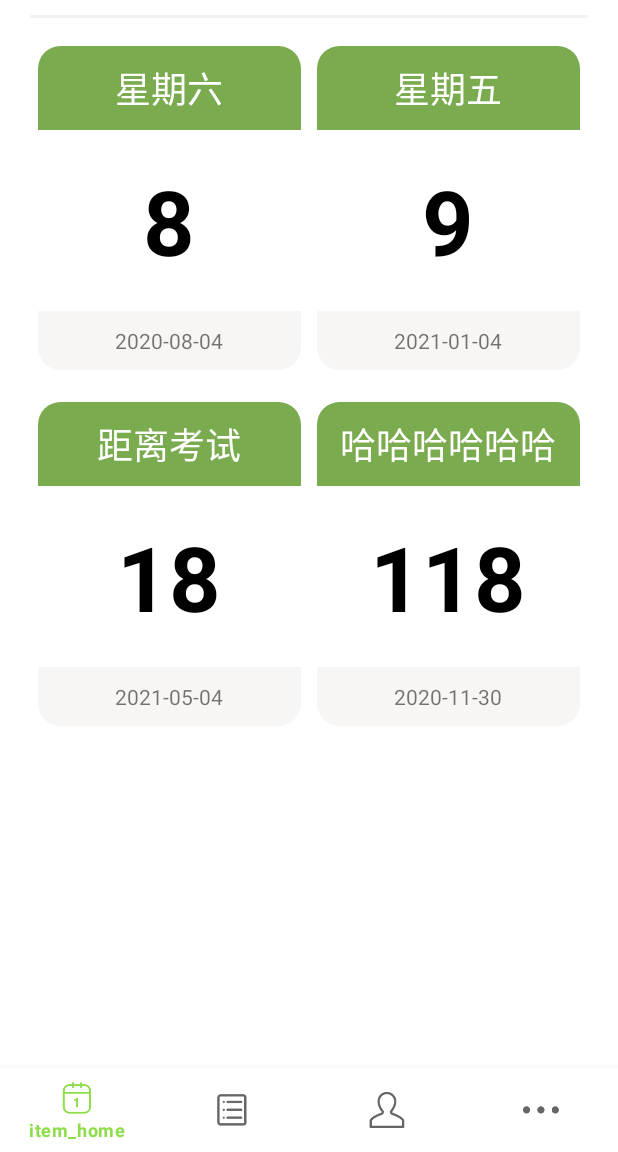
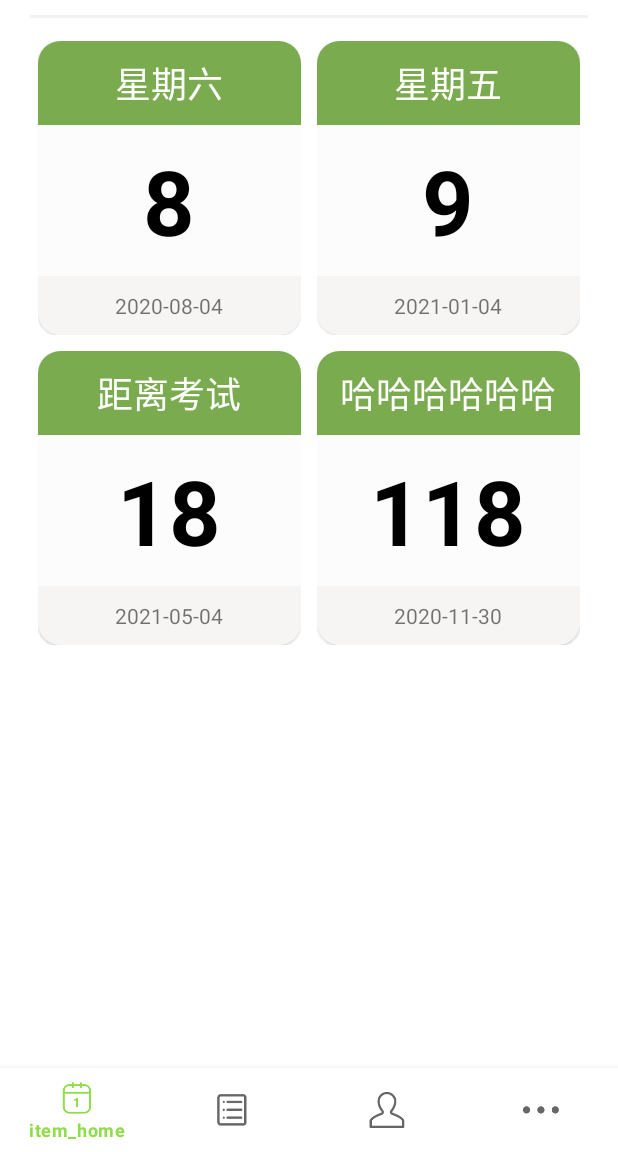
Before and after one commit to rachel-lly/CustomLockScreen, an Android app: the screen it shows after launch (HomeActivity), after a tap on "grid_note", on a phone screen of 412 x 824 dp, the part 84-1236 px from its top. Run offline under Robolectric (Android 15) with nearby library versions, the phone set to English and light mode, and no system bars.

Commit message:
card_grid change

```diff
--- a/app/src/main/res/layout/card_item_grid.xml
+++ b/app/src/main/res/layout/card_item_grid.xml
@@ -4,7 +4,8 @@
     android:layout_width="match_parent"
     android:layout_height="wrap_content"
     xmlns:app="http://schemas.android.com/apk/res-auto"
-    android:layout_margin="5dp"
+    android:layout_marginTop="5dp"
+    android:layout_marginBottom="5dp"
     android:padding="5dp"
     >
 
@@ -13,14 +14,11 @@
         android:layout_height="wrap_content"
         android:layout_width="wrap_content"
         app:cardCornerRadius="15dp"
-        android:layout_marginTop="5dp"
-        android:layout_marginBottom="5dp"
         >
 
         <RelativeLayout
             android:layout_width="match_parent"
             android:layout_height="wrap_content"
-
             >
 
             <TextView
@@ -44,13 +42,13 @@
                 android:layout_height="wrap_content"
                 android:layout_below="@+id/label_text"
                 android:gravity="center"
-                android:paddingTop="20dp"
-                android:paddingBottom="20dp"
+                android:paddingTop="10dp"
+                android:paddingBottom="10dp"
                 android:textSize="60sp"
                 android:textStyle="bold"
                 android:text="7"
                 android:textColor="#000"
-                android:background="#fff"
+                android:background="#fcfcfc"
                 android:maxLines="1"
                 />
 
@@ -63,7 +61,7 @@
                 android:paddingBottom="10dp"
                 android:gravity="center"
                 android:text="2020-04-23 星期五"
-                android:background="#f7f6f4"
+                android:background="#f6f5f3"
                 android:maxLines="1"
                 />
 
--- a/app/src/main/res/layout/fragment_note_list.xml
+++ b/app/src/main/res/layout/fragment_note_list.xml
@@ -78,6 +78,7 @@
         </RelativeLayout>
 
         <View
+            android:id="@+id/line"
             android:layout_width="match_parent"
             android:layout_height="2dp"
             android:background="#33b4bcc0"
@@ -91,7 +92,7 @@
             android:id="@+id/home_label_list_layout"
             android:layout_width="match_parent"
             android:layout_height="match_parent"
-            android:layout_below="@+id/header_layout"
+            android:layout_below="@+id/line"
             >
 
             <androidx.swiperefreshlayout.widget.SwipeRefreshLayout
```
